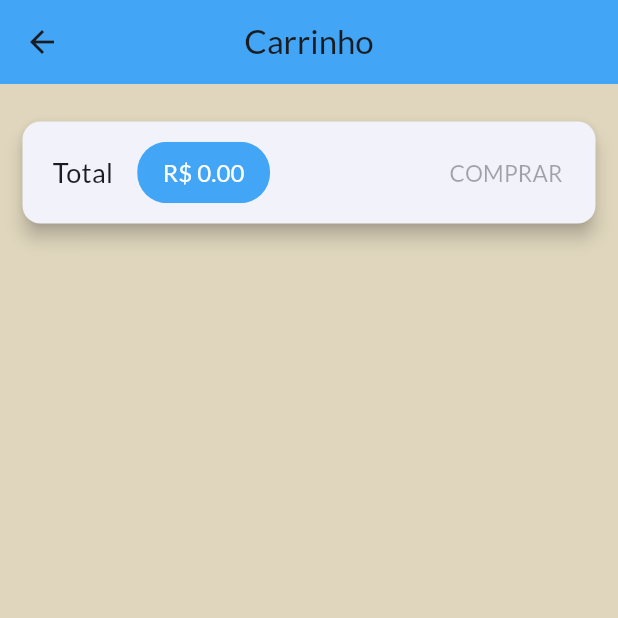
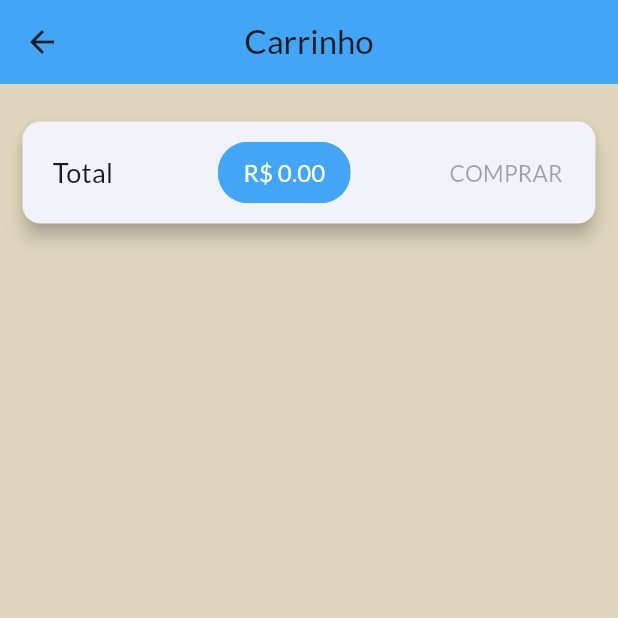
Before and after one commit to GuiDutra21/flutter, a Flutter app: the CartScreen screen opened by its route, on a phone screen of 412 x 824 dp, the top half of it. Run offline on Flutter 3.47's test engine with Material 3 defaults, Android fonts, the phone set to English and light mode, and no system bars; our stand-ins replace auto_size_text, shared_preferences; accounts and stored records are empty.

Commit message:
ajusta o valor para sempre caber na tela e não gerar overflow

```diff
--- a/store/lib/screens/cart_screen.dart
+++ b/store/lib/screens/cart_screen.dart
@@ -7,13 +7,11 @@ import '../models/cart.dart';
 
 // Tela de detalhe das compras, quando clicamos no ícone do carrinho de compras
 class CartScreen extends StatelessWidget {
-
   // Construtor
   const CartScreen({super.key});
 
   @override
   Widget build(BuildContext context) {
-
     // Providers
     var cart = Provider.of<Cart>(context);
     var items = cart.items.values.toList(); // lista de items do carrinho
@@ -32,18 +30,22 @@ class CartScreen extends StatelessWidget {
               child: Row(
                 mainAxisAlignment: MainAxisAlignment.spaceBetween,
                 children: [
-                  const Text("Total", style: TextStyle(fontSize: 18),),
+                  const Padding( // Apenas para dar um espaço entre o Total e o valor
+                      padding: EdgeInsets.only(right: 16),
+                      child: Text(
+                        "Total",
+                        style: TextStyle(fontSize: 18),
+                      )),
 
-                  const SizedBox(
-                      width:
-                          16), // Apenas para dar um espaço entre o Total e o valor
-
-                  Chip(
+                  Expanded(
+                    child: FittedBox(
+                      fit: BoxFit.scaleDown,
+                      child: Chip(
                         backgroundColor: Colors.blue[400],
                         label: Text(
                           "R\$ ${cart.totalAmount.toStringAsFixed(2)}",
-                      style: const TextStyle(color: Colors.white, fontSize: 16),
-
+                          style:
+                              const TextStyle(color: Colors.white, fontSize: 16),
                         ),
                         shape: RoundedRectangleBorder(
                           borderRadius:
@@ -53,9 +55,11 @@ class CartScreen extends StatelessWidget {
                           ),
                         ),
                       ),
+                    ),
+                  ),
 
-                  // Apenas para fazer o valor se aproximar do Total
-                  const Spacer(),
+                  // // Apenas para fazer o valor se aproximar do Total
+                  // const Spacer(),
 
                   BuyButton(cart: cart),
                 ],
@@ -77,7 +81,6 @@ class CartScreen extends StatelessWidget {
 
 // Classe que representa o botao de comprar no canto superioir direito
 class BuyButton extends StatefulWidget {
-
   // Atributo
   final Cart cart;
 
@@ -92,19 +95,26 @@ class BuyButton extends StatefulWidget {
 }
 
 class _BuyButtonState extends State<BuyButton> {
-
   bool isLoading = false;
 
   @override
   Widget build(BuildContext context) {
-    return isLoading ? const CircularProgressIndicator() : TextButton(
-      onPressed: widget.cart.items.isEmpty ? null :  () async {
+    return isLoading
+        ? const CircularProgressIndicator()
+        : TextButton(
+            onPressed: widget.cart.items.isEmpty
+                ? null
+                : () async {
                     setState(() => isLoading = true);
-        await Provider.of<OrderList>(context, listen: false).addOrder(widget.cart);
+                    await Provider.of<OrderList>(context, listen: false)
+                        .addOrder(widget.cart);
                     setState(() => isLoading = false);
                     widget.cart.clear();
                   },
-      child: const Text("COMPRAR", style: TextStyle(fontSize: 15),),
+            child: const Text(
+              "COMPRAR",
+              style: TextStyle(fontSize: 15),
+            ),
           );
   }
 }
```
Also changed, not shown: 4 other files. Lines whose indentation alone changed are shown as unchanged.
